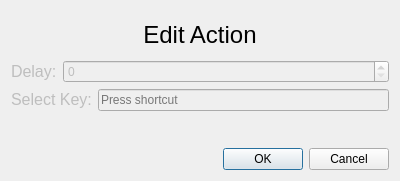
Above: client/buttonbox_client/ui/edit_macro_action.ui from TheCheese42/buttonbox before the change. Below: the same form after it.
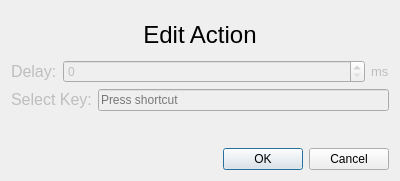
That is the form after the change. Icons and pictures are not drawn.

Commit message: Added label to clarify that delay action is in ms

What changed in the file:
```diff
--- a/client/buttonbox_client/ui/edit_macro_action.ui
+++ b/client/buttonbox_client/ui/edit_macro_action.ui
@@ -106,6 +106,22 @@
        </property>
       </widget>
      </item>
+     <item>
+      <widget class="QLabel" name="msLabel">
+       <property name="enabled">
+        <bool>false</bool>
+       </property>
+       <property name="font">
+        <font>
+         <family>Liberation Sans</family>
+         <pointsize>10</pointsize>
+        </font>
+       </property>
+       <property name="text">
+        <string>ms</string>
+       </property>
+      </widget>
+     </item>
     </layout>
    </item>
    <item>
```
The commit also changes 1 other file.
